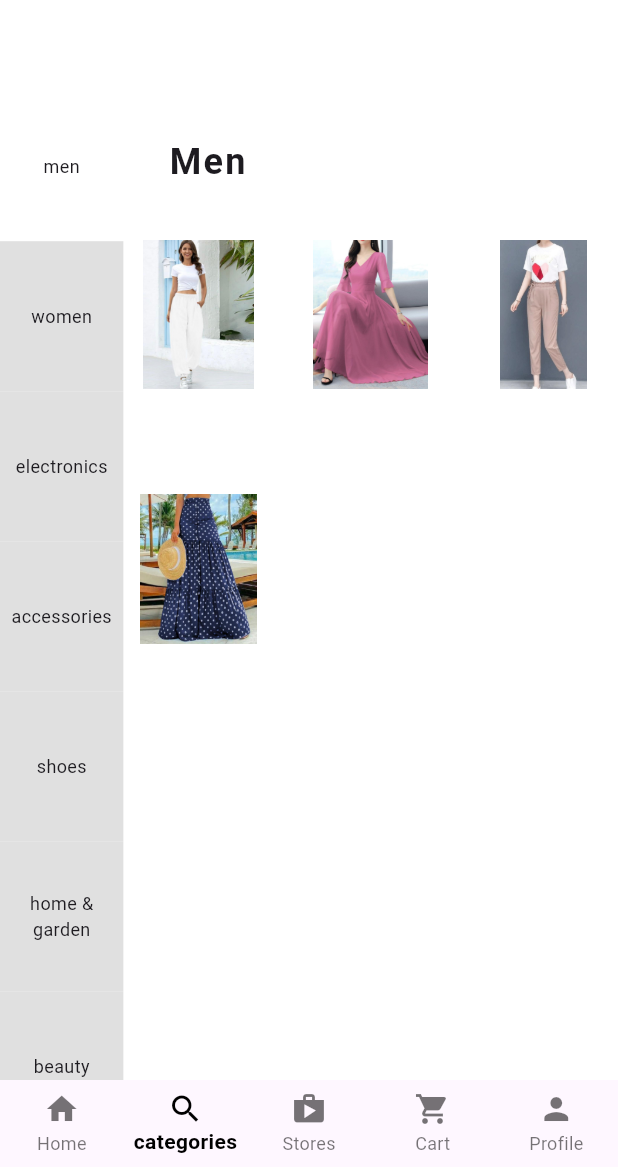
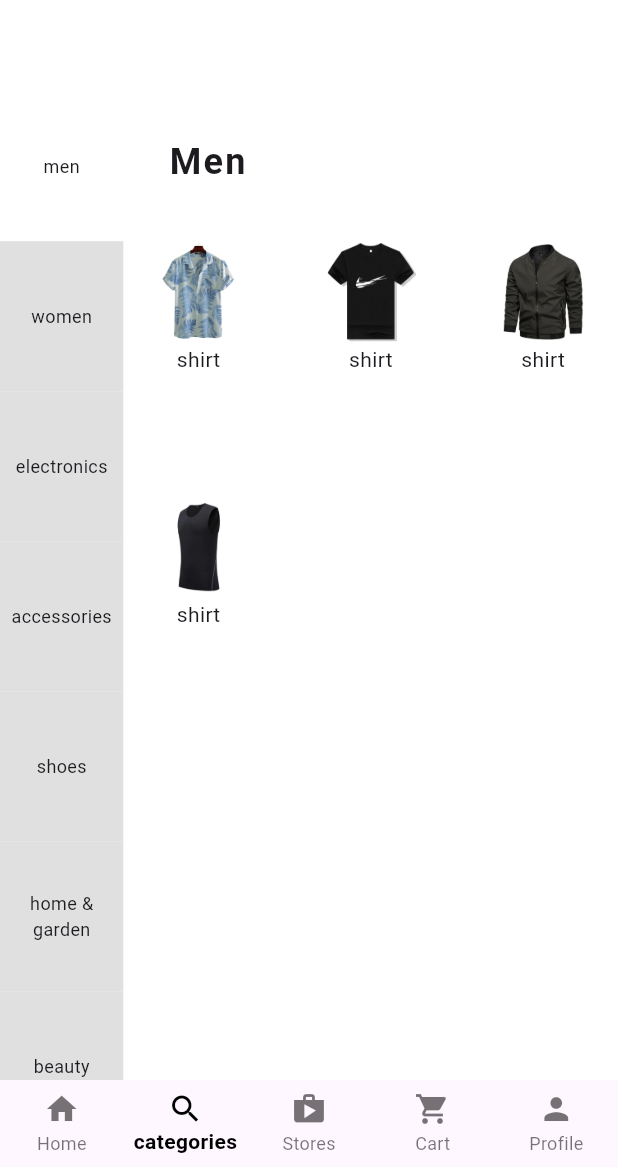
Before and after one commit to massimilianoporzio/multi_store, a Flutter app: the screen it shows after launch, item 2 of the bottom bar chosen, on a phone screen of 412 x 824 dp, the part 69-1236 px from its top. Run offline on Flutter 3.47's test engine with Material 2 defaults, Android fonts, the phone set to English and light mode, and no system bars; our stand-ins replace dartz, equatable, flutter_bloc, get_it, recase, shared_preferences.

Commit message:
funziona da casa

```diff
--- a/lib/features/categories/data/datasources/local_datasource_category.dart
+++ b/lib/features/categories/data/datasources/local_datasource_category.dart
@@ -4,7 +4,6 @@ import 'package:flutter/services.dart';
 import 'package:multi_store/core/errors/exceptions.dart';
 import 'package:multi_store/features/categories/data/models/category_model.dart';
 
-import '../../../../core/utils/categ_list.dart';
 import '../../domain/entities/category_entity.dart';
 
 abstract class LocalCategoriesDatasource {
--- a/lib/features/categories/presentation/widgets/men_category.dart
+++ b/lib/features/categories/presentation/widgets/men_category.dart
@@ -33,13 +33,18 @@ class MenCategoryScreen extends StatelessWidget {
             crossAxisCount: 3,
             children: List.generate(
                 4,
-                (index) => SizedBox(
-                      width: 70,
-                      height: 70,
-                      child: Image.asset('assets/images/try/image$index.jpg'),
+                (index) => Column(
+                      children: [
+                        SizedBox(
+                          width: 70,
+                          height: 70,
+                          child: Image.asset('assets/images/men/men$index.jpg'),
+                        ),
+                        const Text('shirt'),
+                      ],
                     )),
           ),
-        )
+        ),
       ],
     );
   }
```
